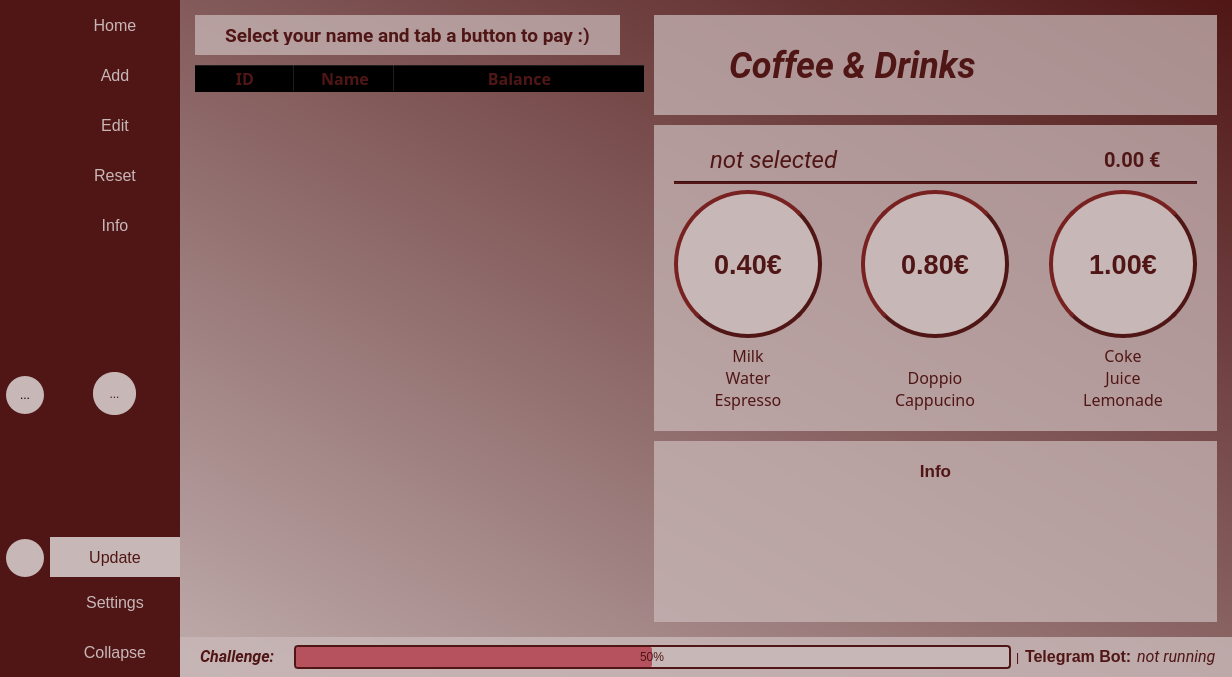
First picture: the form in src/coffeebot/gui/main_window.ui, repository mavinum/CoffeeBot, before the edit.
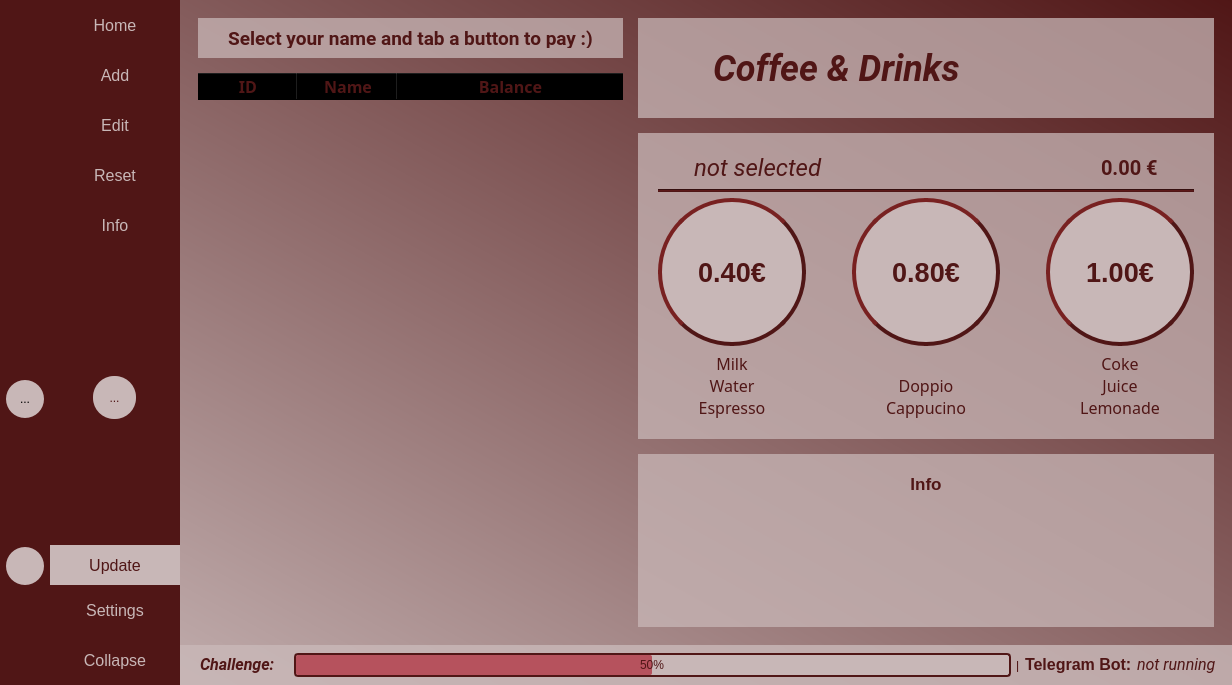
Second picture: the form after the edit. Icons and pictures are not drawn. Custom widgets are drawn as their Qt base class.

Patch:
```diff
--- a/src/coffeebot/gui/main_window.ui
+++ b/src/coffeebot/gui/main_window.ui
@@ -7,7 +7,7 @@
     <x>0</x>
     <y>0</y>
     <width>1232</width>
-    <height>677</height>
+    <height>685</height>
    </rect>
   </property>
   <property name="windowTitle">
@@ -419,16 +419,16 @@
         <number>10</number>
        </property>
        <property name="leftMargin">
-        <number>15</number>
+        <number>18</number>
        </property>
        <property name="topMargin">
-        <number>15</number>
+        <number>18</number>
        </property>
        <property name="rightMargin">
-        <number>15</number>
+        <number>18</number>
        </property>
        <property name="bottomMargin">
-        <number>15</number>
+        <number>18</number>
        </property>
        <item>
         <widget class="QStackedWidget" name="main_stack">
@@ -678,14 +678,14 @@
             <number>0</number>
            </property>
            <property name="spacing">
-            <number>10</number>
+            <number>15</number>
            </property>
            <item row="0" column="0" rowspan="5">
             <layout class="QVBoxLayout" name="verticalLayout_13">
              <item>
               <layout class="QHBoxLayout" name="horizontalLayout_4">
                <property name="rightMargin">
-                <number>24</number>
+                <number>0</number>
                </property>
                <item>
                 <widget class="QLabel" name="label_7">
@@ -754,6 +754,8 @@
 QTableWidget::item {
 	color: rgb(80, 61, 61);
 	background-color: rgba(200, 183, 183, 150);
+	padding-left: 5px;
+	padding-right: 5px;
 }
 
 QTableWidget::item:selected{
```
